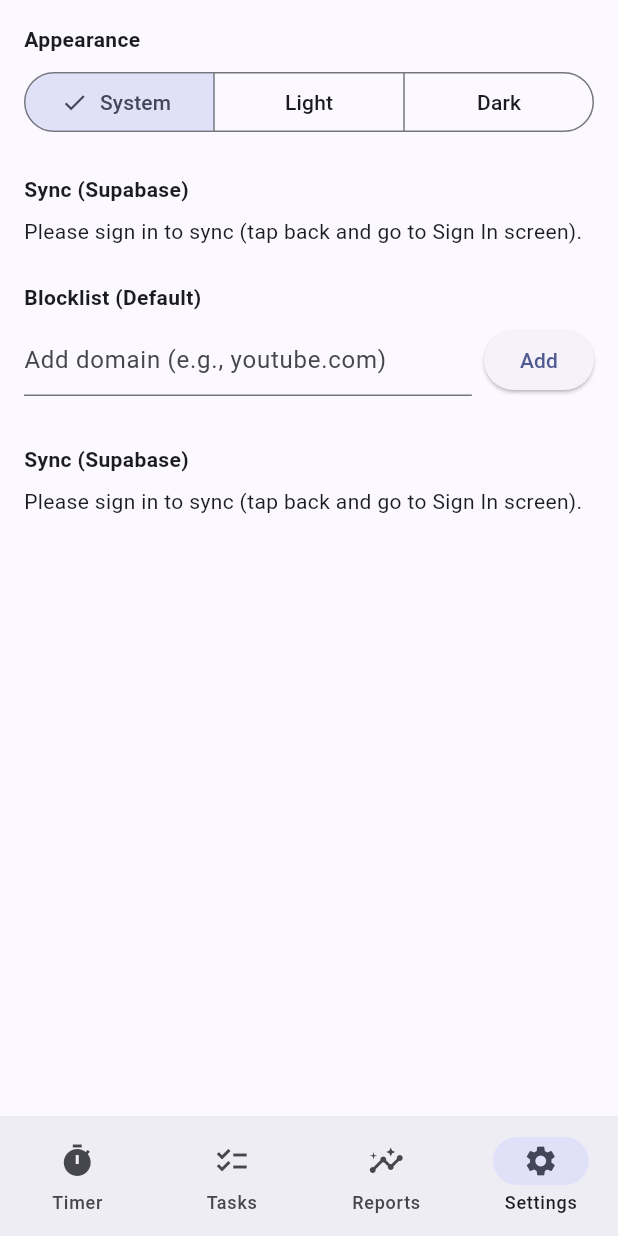
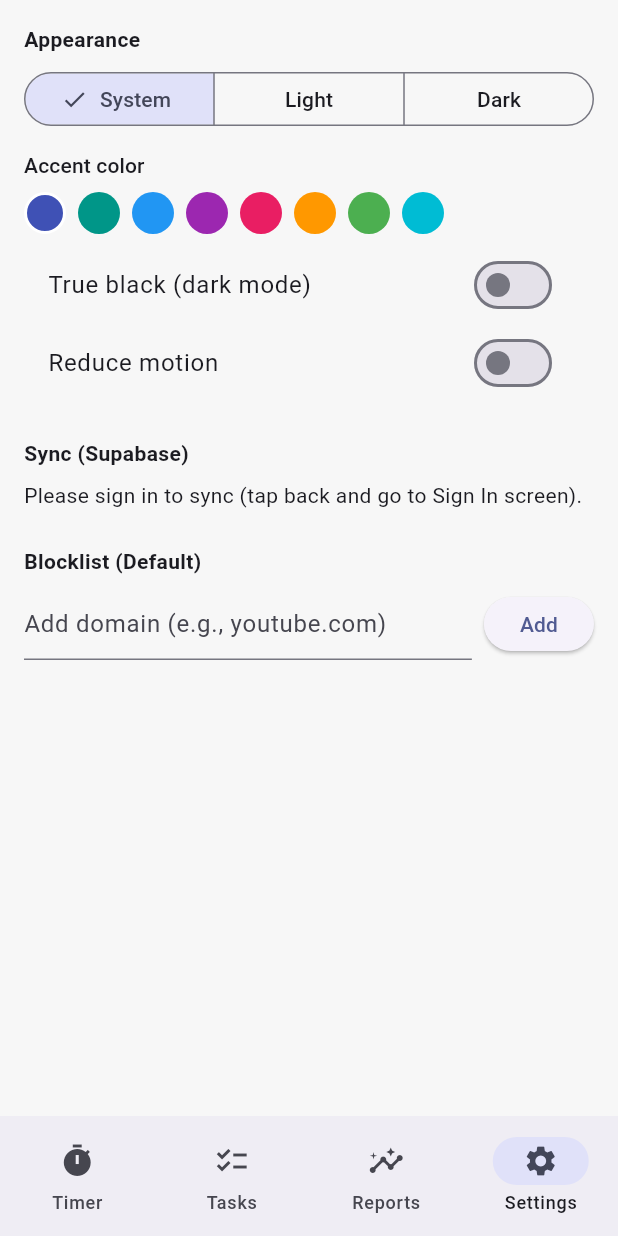
Before and after one commit to metaloys/focusflow-pro, a Flutter app: the HomePage screen opened directly, item 4 of the bottom bar chosen, after a tap on "System", on a phone screen of 412 x 824 dp. Run offline on Flutter 3.47's test engine with Material 3 defaults, Android fonts, the phone set to English and light mode, and no system bars; our stand-ins replace shared_preferences, supabase_flutter; accounts and stored records are empty; network calls fail.

Commit message:
Enhance app theming, add color customization, and improve animations
Co-authored-by: metm2994 <metm2994@gmail.com>

```diff
--- a/apps/focus_app/lib/main.dart
+++ b/apps/focus_app/lib/main.dart
@@ -28,20 +28,34 @@ class FocusKitApp extends StatelessWidget {
               : app.themeMode == 'light'
                   ? ThemeMode.light
                   : ThemeMode.system;
+          final Color seed = app.accentColor;
+          final baseLight = ThemeData(
+            useMaterial3: true,
+            colorSchemeSeed: seed,
+            brightness: Brightness.light,
+            visualDensity: VisualDensity.comfortable,
+            cardTheme: const CardTheme(surfaceTintColor: Colors.transparent),
+            scaffoldBackgroundColor: const Color(0xFFF7F7F7),
+          );
+          final baseDark = ThemeData(
+            useMaterial3: true,
+            colorSchemeSeed: seed,
+            brightness: Brightness.dark,
+            visualDensity: VisualDensity.comfortable,
+            cardTheme: const CardTheme(surfaceTintColor: Colors.transparent),
+          );
+          final ThemeData darkTheme = app.amoledDark
+              ? baseDark.copyWith(
+                  scaffoldBackgroundColor: Colors.black,
+                  colorScheme: baseDark.colorScheme.copyWith(surface: Colors.black, background: Colors.black),
+                )
+              : baseDark;
           return MaterialApp(
             debugShowCheckedModeBanner: false,
             title: 'FocusKit',
             themeMode: themeMode,
-            theme: ThemeData(
-              useMaterial3: true,
-              colorSchemeSeed: Colors.indigo,
-              brightness: Brightness.light,
-            ),
-            darkTheme: ThemeData(
-              useMaterial3: true,
-              colorSchemeSeed: Colors.indigo,
-              brightness: Brightness.dark,
-            ),
+            theme: baseLight,
+            darkTheme: darkTheme,
             home: app.supaReady && !app.isAuthenticated
                 ? const AuthPage()
                 : const HomePage(),
@@ -64,14 +78,30 @@ class _HomePageState extends State<HomePage> {
 
   @override
   Widget build(BuildContext context) {
+    final app = context.watch<AppState>();
     final pages = [
       const TimerPage(),
       const TasksPage(),
       const ReportsPage(),
       const SettingsPage(),
     ];
+    final duration = app.reduceMotion ? Duration.zero : const Duration(milliseconds: 250);
     return Scaffold(
-      body: SafeArea(child: pages[_index]),
+      body: SafeArea(
+        child: AnimatedSwitcher(
+          duration: duration,
+          transitionBuilder: (child, anim) {
+            final offset = Tween<Offset>(begin: const Offset(0.04, 0), end: Offset.zero)
+                .chain(CurveTween(curve: Curves.easeOutCubic))
+                .animate(anim);
+            return FadeTransition(
+              opacity: anim,
+              child: SlideTransition(position: offset, child: child),
+            );
+          },
+          child: KeyedSubtree(key: ValueKey(_index), child: pages[_index]),
+        ),
+      ),
       bottomNavigationBar: NavigationBar(
         selectedIndex: _index,
         onDestinationSelected: (i) => setState(() => _index = i),
@@ -92,6 +122,7 @@ class AppState extends ChangeNotifier {
   bool isAuthenticated = false;
   String? userId;
   RealtimeChannel? _tasksChannel;
+
   // Settings
   int focusMinutes = 25;
   int breakMinutes = 5;
@@ -99,14 +130,20 @@ class AppState extends ChangeNotifier {
   int sessionsBeforeLong = 4;
   bool autoStartNext = true;
   String themeMode = 'system'; // system | light | dark
+  Color accentColor = Colors.indigo;
+  bool reduceMotion = false;
+  bool amoledDark = false;
+
   // Timer
   String currentMode = 'idle'; // idle | focus | break
   DateTime? sessionEnd;
   DateTime? sessionStart;
   int completedFocusCount = 0;
   Timer? _ticker;
+
   // Tasks
   List<TaskItem> tasks = [];
+
   // Stats
   Map<String, DayStat> stats = {}; // yyyy-mm-dd -> stat
   // Blocklist (default)
@@ -121,6 +158,10 @@ class AppState extends ChangeNotifier {
     sessionsBeforeLong = prefs.getInt('sessionsBeforeLong') ?? 4;
     autoStartNext = prefs.getBool('autoStartNext') ?? true;
     themeMode = prefs.getString('themeMode') ?? 'system';
+    final accent = prefs.getInt('accentColor');
+    if (accent != null) accentColor = Color(accent);
+    reduceMotion = prefs.getBool('reduceMotion') ?? false;
+    amoledDark = prefs.getBool('amoledDark') ?? false;
 
     tasks = (prefs.getStringList('tasks') ?? [])
         .map((s) => TaskItem.fromJson(jsonDecode(s) as Map<String, dynamic>))
@@ -152,6 +193,9 @@ class AppState extends ChangeNotifier {
     await prefs.setInt('sessionsBeforeLong', sessionsBeforeLong);
     await prefs.setBool('autoStartNext', autoStartNext);
     await prefs.setString('themeMode', themeMode);
+    await prefs.setInt('accentColor', accentColor.value);
+    await prefs.setBool('reduceMotion', reduceMotion);
+    await prefs.setBool('amoledDark', amoledDark);
     await prefs.setStringList('tasks', tasks.map((t) => jsonEncode(t.toJson())).toList());
     await prefs.setString('stats', jsonEncode(stats.map((k, v) => MapEntry(k, v.toJson()))));
     if (isAuthenticated) {
@@ -895,6 +939,15 @@ class TimerPage extends StatelessWidget {
   @override
   Widget build(BuildContext context) {
     final app = context.watch<AppState>();
+    final remaining = app.sessionEnd?.difference(DateTime.now()).inSeconds ?? 0;
+    final total = app.currentMode == 'focus'
+        ? (app.focusMinutes * 60)
+        : app.currentMode == 'break'
+            ? (app.completedFocusCount % app.sessionsBeforeLong == 0 ? app.longBreakMinutes * 60 : app.breakMinutes * 60)
+            : 0;
+    final progress = (total > 0 && remaining > 0) ? 1 - (remaining / total) : 0.0;
+    final duration = app.reduceMotion ? Duration.zero : const Duration(milliseconds: 220);
+
     return Padding(
       padding: const EdgeInsets.all(16),
       child: Column(
@@ -903,7 +956,30 @@ class TimerPage extends StatelessWidget {
           const SizedBox(height: 8),
           Text('Mode: ${app.currentMode}', style: Theme.of(context).textTheme.titleMedium),
           const SizedBox(height: 8),
-          Text(_formatRemaining(app.sessionEnd), style: Theme.of(context).textTheme.displayMedium?.copyWith(fontFeatures: const [FontFeature.tabularFigures()])),
+          AnimatedSwitcher(
+            duration: duration,
+            transitionBuilder: (child, anim) => FadeTransition(
+              opacity: anim,
+              child: ScaleTransition(scale: Tween(begin: 0.98, end: 1.0).animate(anim), child: child),
+            ),
+            child: Text(
+              _formatRemaining(app.sessionEnd),
+              key: ValueKey(app.sessionEnd?.difference(DateTime.now()).inSeconds.toString()),
+              style: Theme.of(context).textTheme.displayMedium?.copyWith(
+                    fontFeatures: const [FontFeature.tabularFigures()],
+                  ),
+            ),
+          ),
+          const SizedBox(height: 8),
+          ClipRRect(
+            borderRadius: BorderRadius.circular(8),
+            child: TweenAnimationBuilder<double>(
+              tween: Tween<double>(begin: 0, end: progress.clamp(0, 1)),
+              duration: duration,
+              curve: Curves.easeOutCubic,
+              builder: (context, value, _) => LinearProgressIndicator(value: value),
+            ),
+          ),
           const SizedBox(height: 24),
           Wrap(
             spacing: 8,
@@ -997,14 +1073,23 @@ class _TasksPageState extends State<TasksPage> {
               onReorder: (o, n) => app.reorderTasks(o, n),
               itemBuilder: (context, i) {
                 final t = todays[i];
-                return ListTile(
+                return AnimatedContainer(
                   key: ValueKey(t.id),
+                  duration: app.reduceMotion ? Duration.zero : const Duration(milliseconds: 220),
+                  curve: Curves.easeOutCubic,
+                  decoration: BoxDecoration(
+                    color: t.done ? Theme.of(context).colorScheme.surfaceVariant.withOpacity(0.3) : Colors.transparent,
+                    borderRadius: BorderRadius.circular(12),
+                  ),
+                  child: ListTile(
                     leading: Checkbox(value: t.done, onChanged: (_) => app.toggleTaskDone(t)),
-                  title: Text(
-                    t.title,
+                    title: AnimatedDefaultTextStyle(
+                      duration: app.reduceMotion ? Duration.zero : const Duration(milliseconds: 200),
                       style: TextStyle(
                         decoration: t.done ? TextDecoration.lineThrough : null,
+                        color: t.done ? Theme.of(context).textTheme.bodyMedium?.color?.withOpacity(0.6) : null,
                       ),
+                      child: Text(t.title),
                     ),
                     subtitle: Text('Priority: ${t.priority}'),
                     trailing: Wrap(spacing: 8, children: [
@@ -1017,6 +1102,7 @@ class _TasksPageState extends State<TasksPage> {
                         icon: const Icon(Icons.delete_outline),
                       ),
                     ]),
+                  ),
                 );
               },
             ),
@@ -1036,9 +1122,9 @@ class _TasksPageState extends State<TasksPage> {
 
 class ReportsPage extends StatelessWidget {
   const ReportsPage({super.key});
-
   @override
-  Widget build(BuildContext context) {
+  Widget build(BuildContext context) { return _build(context); }
+  Widget _build(BuildContext context) {
     final app = context.watch<AppState>();
     final now = DateTime.now();
     final days = List.generate(7, (i) {
@@ -1047,7 +1133,6 @@ class ReportsPage extends StatelessWidget {
       final stat = app.stats[key] ?? DayStat(sessions: 0, focusSeconds: 0, tasksDone: 0);
       return _DayRow(date: d, stat: stat);
     });
-
     return Padding(
       padding: const EdgeInsets.all(16),
       child: Column(
@@ -1087,7 +1172,6 @@ class ReportsPage extends StatelessWidget {
       ),
     );
   }
-
   void _exportCsv(BuildContext context, AppState app) {
     final now = DateTime.now();
     final rows = <List<String>>[
@@ -1151,6 +1235,7 @@ class SettingsPage extends StatelessWidget {
   @override
   Widget build(BuildContext context) {
     final app = context.watch<AppState>();
+    final swatches = <Color>[Colors.indigo, Colors.teal, Colors.blue, Colors.purple, Colors.pink, Colors.orange, Colors.green, Colors.cyan];
     return ListView(
       padding: const EdgeInsets.all(16),
       children: [
@@ -1165,6 +1250,27 @@ class SettingsPage extends StatelessWidget {
           selected: {app.themeMode},
           onSelectionChanged: (s) { app.themeMode = s.first; app.save(); },
         ),
+        const SizedBox(height: 12),
+        Text('Accent color', style: Theme.of(context).textTheme.titleSmall),
+        const SizedBox(height: 8),
+        Wrap(spacing: 8, runSpacing: 8, children: [
+          for (final c in swatches)
+            GestureDetector(
+              onTap: () { app.accentColor = c; app.save(); },
+              child: AnimatedContainer(
+                duration: app.reduceMotion ? Duration.zero : const Duration(milliseconds: 200),
+                width: 28, height: 28,
+                decoration: BoxDecoration(
+                  color: c,
+                  shape: BoxShape.circle,
+                  border: Border.all(color: c.value == app.accentColor.value ? Colors.white : Colors.transparent, width: 2),
+                ),
+              ),
+            ),
+        ]),
+        const SizedBox(height: 8),
+        SwitchListTile(value: app.amoledDark, onChanged: (b) { app.amoledDark = b; app.save(); }, title: const Text('True black (dark mode)')),
+        SwitchListTile(value: app.reduceMotion, onChanged: (b) { app.reduceMotion = b; app.save(); }, title: const Text('Reduce motion')),
         const SizedBox(height: 24),
         const Text('Sync (Supabase)', style: TextStyle(fontWeight: FontWeight.w600)),
         const SizedBox(height: 8),
@@ -1190,20 +1296,6 @@ class SettingsPage extends StatelessWidget {
         ),
         const SizedBox(height: 8),
         _BlocklistEditor(),
-        const SizedBox(height: 24),
-        const Text('Sync (Supabase)', style: TextStyle(fontWeight: FontWeight.w600)),
-        const SizedBox(height: 8),
-        if (!app.supaReady) const Text('Supabase not configured. Edit assets/env.json'),
-        if (app.supaReady && app.isAuthenticated)
-          Row(
-            mainAxisAlignment: MainAxisAlignment.spaceBetween,
-            children: [
-              Text('Signed in as ${app.userId}'),
-              OutlinedButton(onPressed: () => app.signOut(), child: const Text('Sign out')),
-            ],
-          ),
-        if (app.supaReady && !app.isAuthenticated)
-          const Text('Please sign in to sync (tap back and go to Sign In screen).'),
       ],
     );
   }
```
Lines whose indentation alone changed are shown as unchanged.
